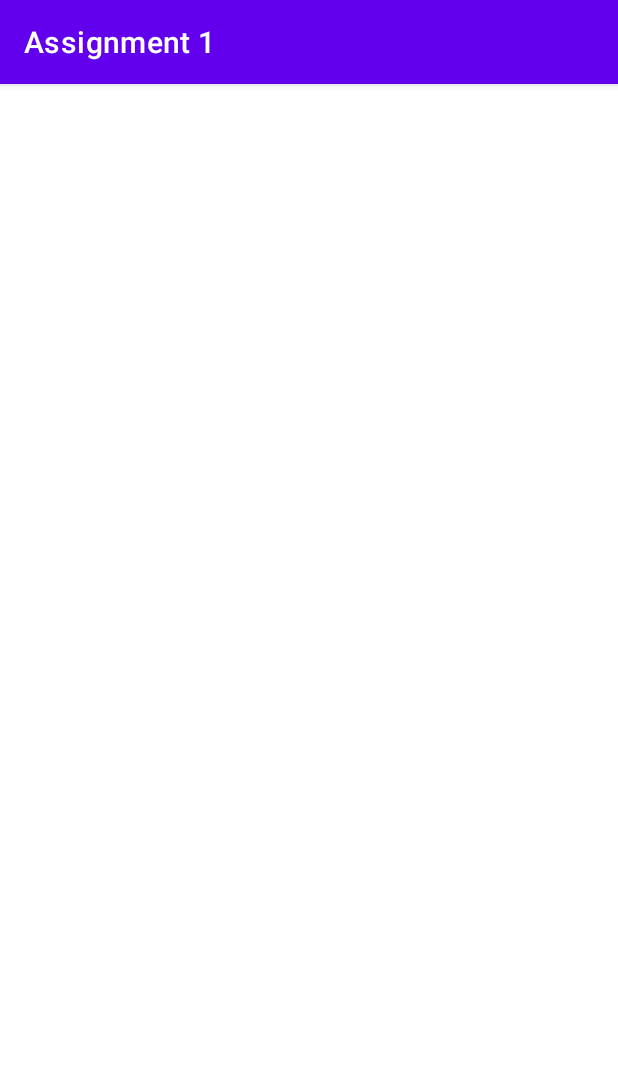
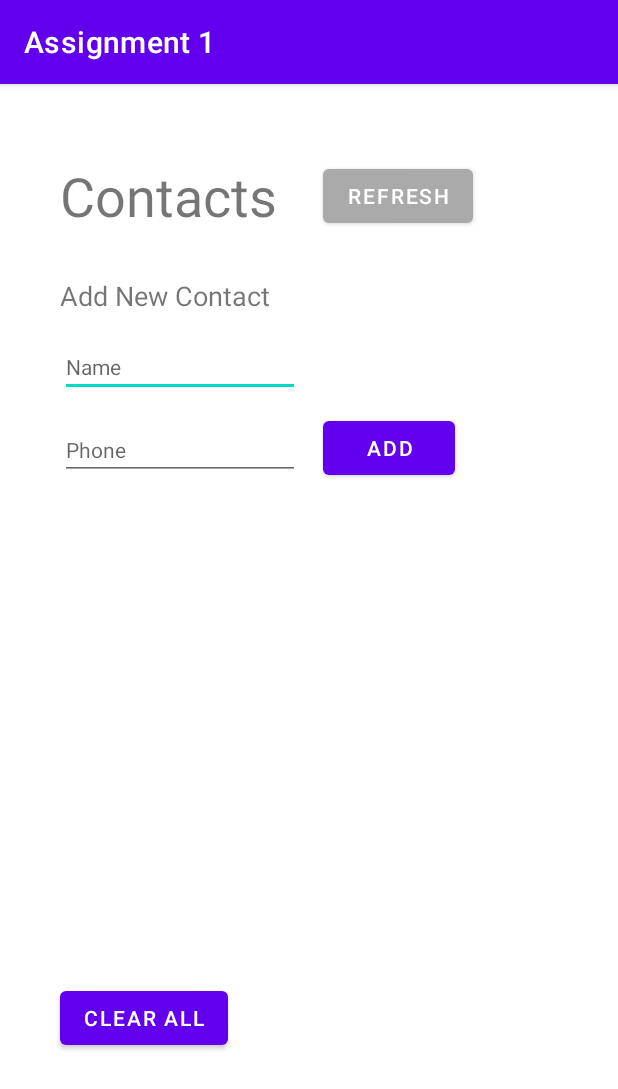
Before and after one commit to ethanliaw16/EECS-386-Assignment-1, an Android app: the ContentProviderActivity screen opened directly, with no data from a screen before it, on a phone screen of 412 x 824 dp. Shown: the top 1089 px of the screen. Run offline under Robolectric (Android 15) with nearby library versions, the phone set to English and light mode, and no system bars; 1 statement that could not run was skipped.

Commit message:
finished assignment 1

```diff
--- a/app/src/main/AndroidManifest.xml
+++ b/app/src/main/AndroidManifest.xml
@@ -27,8 +27,12 @@
                 <action android:name="com.assignment1.MY_INTENT" />
             </intent-filter>
         </receiver>
-
         <service android:name=".TimeService" />
+        <provider
+            android:authorities="com.example.assignment1.contacts"
+            android:name=".ContactContentProvider"
+            android:enabled="true"
+            android:exported="true"/>
     </application>
 
 </manifest>
--- a/app/src/main/java/com/example/assignment1/ContentProviderActivity.java
+++ b/app/src/main/java/com/example/assignment1/ContentProviderActivity.java
@@ -3,17 +3,23 @@ package com.example.assignment1;
 import androidx.appcompat.app.AppCompatActivity;
 
 import android.content.ContentResolver;
+import android.content.ContentValues;
 import android.database.Cursor;
+import android.net.Uri;
 import android.os.Bundle;
 import android.provider.BaseColumns;
 import android.provider.UserDictionary;
 import android.util.Log;
+import android.view.View;
 import android.widget.ArrayAdapter;
+import android.widget.EditText;
 import android.widget.ListView;
+import android.widget.Toast;
 
 import java.lang.reflect.Array;
 import java.util.ArrayList;
 import java.util.List;
+import java.util.Random;
 
 public class ContentProviderActivity extends AppCompatActivity {
 
@@ -22,30 +28,48 @@ public class ContentProviderActivity extends AppCompatActivity {
         super.onCreate(savedInstanceState);
         setContentView(R.layout.activity_content_provider);
 
-        List<String> wordsFromDictionary = new ArrayList<String>();
-        ContentResolver resolver = getContentResolver();
-        String[] projection = new String[]{BaseColumns._ID, UserDictionary.Words.WORD};
-        Cursor cursor =
-                resolver.query(UserDictionary.Words.CONTENT_URI,
-                        projection,
-                        null,
-                        null,
-                        null);
-        if (cursor.moveToFirst()) {
-            do {
-                long id = cursor.getLong(0);
-                String word = cursor.getString(1);
-                wordsFromDictionary.add(word);
-                Log.v("content provider", word);
-                // do something meaningful
-            } while (cursor.moveToNext());
+        refresh(findViewById(R.id.refreshbutton));
+    }
+
+    public void refresh(View view){
+        Uri uri = ContactContentProvider.CONTENT_URI;
+        Cursor cursor = this.getContentResolver().query(uri,null,null,null,null);
+        List<String> contacts = new ArrayList<String>();
+        while (cursor.moveToNext()){
+            StringBuilder contactEntry = new StringBuilder();
+            contactEntry.append(cursor.getString(0) + " - ");
+            contactEntry.append(cursor.getString(1) + " - ");
+            contactEntry.append(cursor.getString(2));
+            contacts.add(contactEntry.toString());
         }
-        wordsFromDictionary.add("Next");
-        wordsFromDictionary.add("Next Next");
-        ArrayAdapter contactAdapter = new ArrayAdapter<String>(this,
-                R.layout.activity_content_provider,
-                wordsFromDictionary.toArray(new String[0]));
+        ArrayAdapter<String> newContactAdapter = new ArrayAdapter<String>(getBaseContext(),
+                android.R.layout.simple_list_item_1,
+                contacts.toArray(new String[0]));
         ListView contactListView = findViewById(R.id.contactlistview);
-        contactListView.setAdapter(contactAdapter);
+        contactListView.setAdapter(newContactAdapter);
+    }
+
+    public void addContact(View view){
+        EditText nameField = findViewById(R.id.namefield);
+        EditText phoneField = findViewById(R.id.phonefield);
+        if(nameField.getText().length() == 0 || phoneField.getText().length() == 0){
+            Log.v("content provider", "we saw empties");
+            Toast.makeText(getBaseContext(), "Both Name and Phone Number are Required", Toast.LENGTH_SHORT).show();
+        }
+        else{
+            ContentValues values  = new ContentValues();
+            values.put(ContactDatabase.ID,new Random().nextInt(100));
+            values.put(ContactDatabase.NAME,nameField.getText().toString());
+            values.put(ContactDatabase.PHONE,phoneField.getText().toString());
+            getApplicationContext().getContentResolver().insert(ContactContentProvider.CONTENT_URI,values);
+            Toast.makeText(this,"Contact Added",Toast.LENGTH_SHORT).show();
+            refresh(view);
+        }
+    }
+
+    public void clearAll(View view){
+        int numToDelete = getContentResolver().delete(ContactContentProvider.CONTENT_URI,null,null);
+        Toast.makeText(this,"Deleting " + numToDelete + " row(s)",Toast.LENGTH_SHORT).show();
+        refresh(view);
     }
 }
--- a/app/src/main/res/layout/activity_content_provider.xml
+++ b/app/src/main/res/layout/activity_content_provider.xml
@@ -11,26 +11,88 @@
         android:layout_width="wrap_content"
         android:layout_height="wrap_content"
         android:layout_marginStart="40dp"
-        android:layout_marginTop="80dp"
+        android:layout_marginTop="50dp"
         android:text="Contacts"
-        android:textSize="30sp"
+        android:textSize="36sp"
         app:layout_constraintStart_toStartOf="parent"
         app:layout_constraintTop_toTopOf="parent" />
 
     <ListView
         android:id="@+id/contactlistview"
         android:layout_width="300dp"
-        android:layout_height="500dp"
+        android:layout_height="300dp"
         android:layout_marginStart="40dp"
-        android:layout_marginTop="50dp"
+        android:layout_marginTop="180dp"
         app:layout_constraintStart_toStartOf="parent"
-        app:layout_constraintTop_toBottomOf="@+id/contentprovidertitle">
+        app:layout_constraintTop_toBottomOf="@+id/contentprovidertitle" />
 
-        <TextView
-            android:id="@+id/contactentry"
-            android:layout_width="wrap_content"
-            android:layout_height="wrap_content"
-            android:text="TextView" />
-    </ListView>
+    <Button
+        android:id="@+id/refreshbutton"
+        android:layout_width="wrap_content"
+        android:layout_height="wrap_content"
+        android:onClick="refresh"
+        android:text="Refresh"
+        app:backgroundTint="@android:color/darker_gray"
+        app:layout_constraintBottom_toBottomOf="@+id/contentprovidertitle"
+        app:layout_constraintStart_toStartOf="@+id/addcontactbutton" />
+
+    <TextView
+        android:id="@+id/addtextheader"
+        android:layout_width="wrap_content"
+        android:layout_height="wrap_content"
+        android:layout_marginStart="40dp"
+        android:layout_marginTop="30dp"
+        android:text="Add New Contact"
+        android:textSize="18sp"
+        app:layout_constraintStart_toStartOf="parent"
+        app:layout_constraintTop_toBottomOf="@+id/contentprovidertitle" />
+
+    <EditText
+        android:id="@+id/namefield"
+        android:layout_width="wrap_content"
+        android:layout_height="wrap_content"
+        android:layout_marginStart="40dp"
+        android:layout_marginTop="15dp"
+        android:ems="10"
+        android:hint="Name"
+        android:inputType="textPersonName"
+        android:textSize="14sp"
+        app:layout_constraintStart_toStartOf="parent"
+        app:layout_constraintTop_toBottomOf="@+id/addtextheader" />
+
+    <EditText
+        android:id="@+id/phonefield"
+        android:layout_width="wrap_content"
+        android:layout_height="wrap_content"
+        android:layout_marginStart="40dp"
+        android:layout_marginTop="15dp"
+        android:ems="10"
+        android:hint="Phone"
+        android:inputType="phone"
+        android:textSize="14sp"
+        app:layout_constraintStart_toStartOf="parent"
+        app:layout_constraintTop_toBottomOf="@+id/namefield" />
+
+    <Button
+        android:id="@+id/addcontactbutton"
+        android:layout_width="wrap_content"
+        android:layout_height="wrap_content"
+        android:layout_marginStart="15dp"
+        android:layout_marginTop="10dp"
+        android:onClick="addContact"
+        android:text="Add"
+        app:layout_constraintStart_toEndOf="@+id/phonefield"
+        app:layout_constraintTop_toBottomOf="@+id/namefield" />
+
+    <Button
+        android:id="@+id/clearbutton"
+        android:layout_width="wrap_content"
+        android:layout_height="wrap_content"
+        android:layout_marginStart="40dp"
+        android:layout_marginTop="20dp"
+        android:onClick="clearAll"
+        android:text="Clear All"
+        app:layout_constraintStart_toStartOf="parent"
+        app:layout_constraintTop_toBottomOf="@+id/contactlistview" />
 
 </androidx.constraintlayout.widget.ConstraintLayout>
```
Also changed, not shown: app/src/main/java/com/example/assignment1/ContactContentProvider.java (+66 -5 lines), app/src/main/java/com/example/assignment1/ContactDatabase.java (added, +35 -0 lines).
